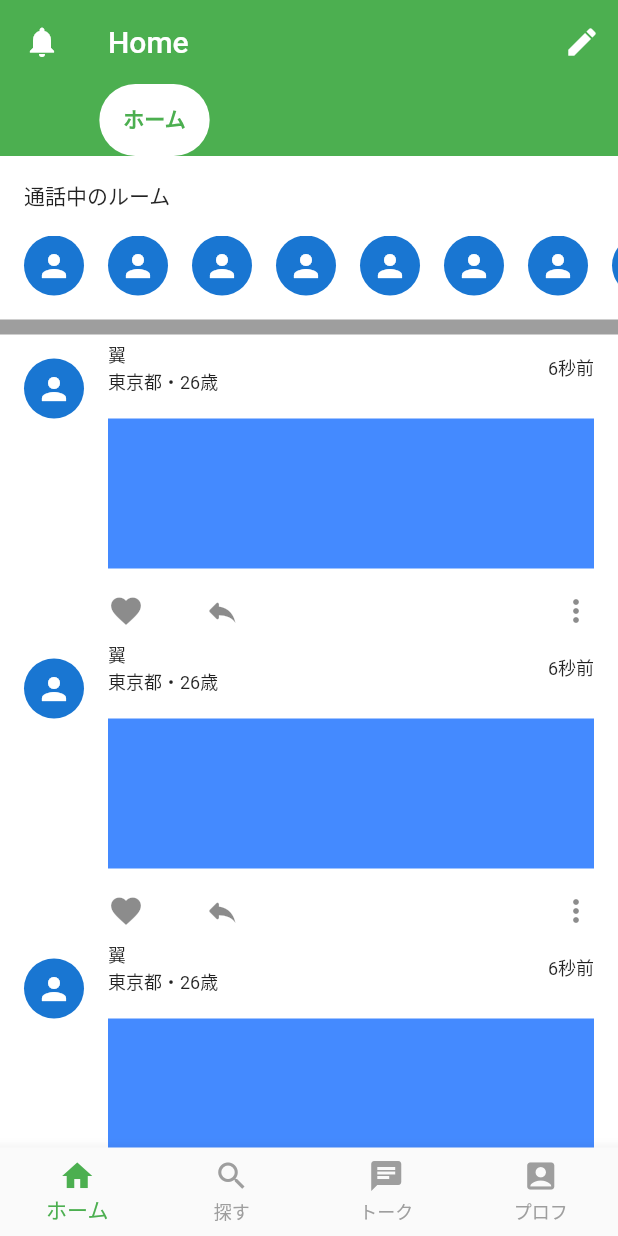
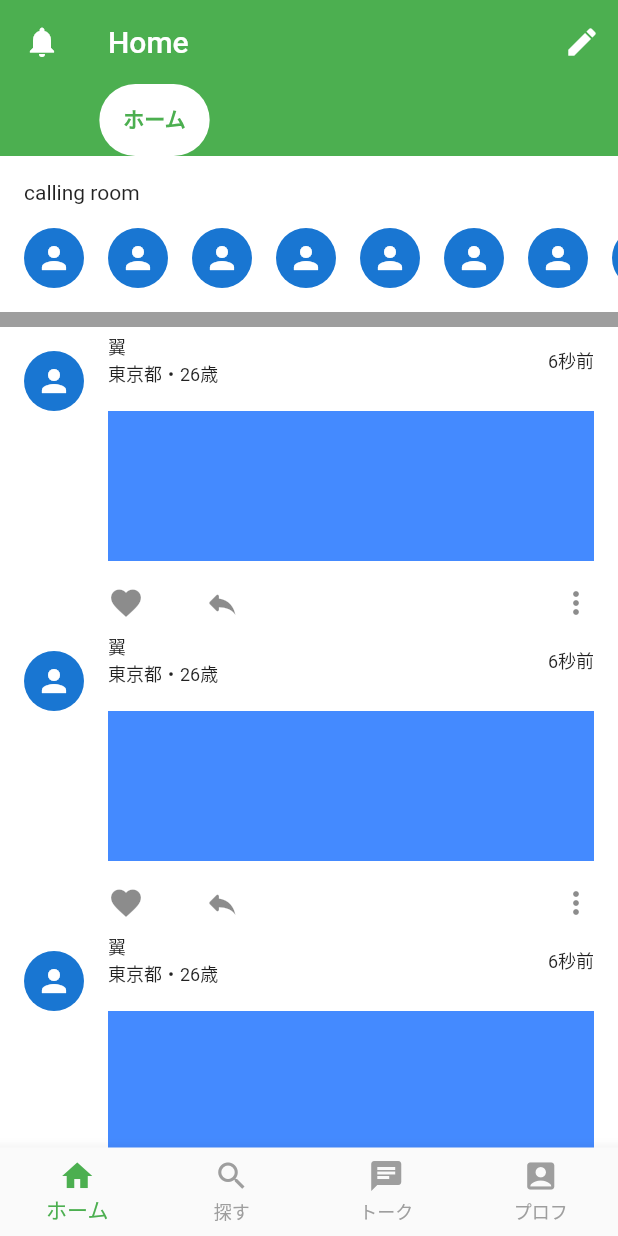
Before and after one commit to tttuuu1234/chat_sample, a Flutter app: the screen it shows after launch, on a phone screen of 412 x 824 dp. Run offline on Flutter 3.47's test engine with Material 2 defaults, Android fonts, the phone set to English and light mode, and no system bars; our stand-ins replace dotted_border, flutter_riverpod, freezed_annotation.

Commit message:
コンポーネント化

```diff
--- a/lib/app.dart
+++ b/lib/app.dart
@@ -1,9 +1,6 @@
-import 'package:chat_sample/generated/l10n.dart';
 import 'package:chat_sample/importer.dart';
 import 'package:chat_sample/ui/pages/root/page.dart';
 import 'package:chat_sample/ui/services/navigator.dart';
-import 'package:chat_sample/ui/styles/color.dart';
-import 'package:chat_sample/ui/styles/size.dart';
 import 'package:flutter_localizations/flutter_localizations.dart';
 
 class App extends ConsumerWidget {
--- a/lib/importer.dart
+++ b/lib/importer.dart
@@ -1,2 +1,6 @@
 export 'package:flutter/material.dart';
 export 'package:flutter_riverpod/flutter_riverpod.dart';
+export 'package:chat_sample/ui/styles/color.dart';
+export 'package:chat_sample/ui/styles/margin.dart';
+export 'package:chat_sample/ui/styles/padding.dart';
+export 'package:chat_sample/generated/l10n.dart';
--- a/lib/l10n/intl_en.arb
+++ b/lib/l10n/intl_en.arb
@@ -1,3 +1,4 @@
 {
-  "homeTitle": "Home"
+  "homeTitle": "Home",
+  "callingRoomLabel": "calling room"
 }
--- a/lib/l10n/intl_ja_JP.arb
+++ b/lib/l10n/intl_ja_JP.arb
@@ -1,3 +1,4 @@
 {
-  "homeTitle": "ホーム"
+  "homeTitle": "ホーム",
+  "callingRoomLabel": "通話中のルーム"
 }
--- /dev/null
+++ b/lib/ui/components/contents_list_area.dart
@@ -0,0 +1,66 @@
+import '../../importer.dart';
+
+class ContentsListArea extends StatelessWidget {
+  const ContentsListArea({
+    super.key,
+  });
+
+  @override
+  Widget build(BuildContext context) {
+    return Column(
+      children: List.generate(
+        20,
+        (index) => ListTile(
+          title: Row(
+            mainAxisAlignment: MainAxisAlignment.spaceBetween,
+            children: [
+              Column(
+                crossAxisAlignment: CrossAxisAlignment.start,
+                children: const [
+                  Text(
+                    '翼',
+                    style: TextStyle(fontSize: 12),
+                  ),
+                  Text(
+                    '東京都・26歳',
+                    style: TextStyle(fontSize: 12),
+                  ),
+                ],
+              ),
+              const Text(
+                '6秒前',
+                style: TextStyle(fontSize: 12),
+              ),
+            ],
+          ),
+          leading: const CircleAvatar(
+            child: Icon(Icons.person),
+          ),
+          subtitle: Column(
+            children: [
+              Container(
+                height: 100,
+                margin: const EdgeInsets.only(top: 16),
+                color: Colors.blueAccent,
+              ),
+              AppVerticalMargin.small,
+              Row(
+                mainAxisAlignment: MainAxisAlignment.spaceBetween,
+                children: [
+                  Row(
+                    children: [
+                      const Icon(Icons.favorite),
+                      AppHorizontalMargin.xLarge,
+                      const Icon(Icons.reply_rounded)
+                    ],
+                  ),
+                  const Icon(Icons.more_vert_sharp),
+                ],
+              )
+            ],
+          ),
+        ),
+      ),
+    );
+  }
+}
--- /dev/null
+++ b/lib/ui/components/line.dart
@@ -0,0 +1,14 @@
+import '../../importer.dart';
+
+class Line extends StatelessWidget {
+  const Line({Key? key}) : super(key: key);
+
+  @override
+  Widget build(BuildContext context) {
+    return Container(
+      width: double.infinity,
+      height: 10,
+      color: AppColor.grey,
+    );
+  }
+}
--- a/lib/ui/components/multi_input_field.dart
+++ b/lib/ui/components/multi_input_field.dart
@@ -1,7 +1,5 @@
-import 'package:chat_sample/ui/styles/padding.dart';
 
 import '../../../importer.dart';
-import '../styles/color.dart';
 
 class MultiInputFiled extends StatelessWidget {
   const MultiInputFiled({
--- /dev/null
+++ b/lib/ui/components/recruitment_row_list_area.dart
@@ -0,0 +1,39 @@
+import '../../importer.dart';
+
+class RecruitmentRowListArea extends StatelessWidget {
+  const RecruitmentRowListArea({
+    super.key,
+    required this.label,
+  });
+
+  final String label;
+
+  @override
+  Widget build(BuildContext context) {
+    return Column(
+      crossAxisAlignment: CrossAxisAlignment.start,
+      children: [
+        Container(
+          margin: const EdgeInsets.only(left: 16),
+          child: Text(label),
+        ),
+        AppVerticalMargin.small,
+        SingleChildScrollView(
+          scrollDirection: Axis.horizontal,
+          child: Row(
+            children: List.generate(
+              20,
+              (index) => Container(
+                margin: const EdgeInsets.only(left: 16),
+                child: const CircleAvatar(
+                  child: Icon(Icons.person),
+                ),
+              ),
+            ),
+          ),
+        ),
+        AppVerticalMargin.small,
+      ],
+    );
+  }
+}
--- a/lib/ui/components/validate_input_filed.dart
+++ b/lib/ui/components/validate_input_filed.dart
@@ -1,7 +1,5 @@
-import 'package:chat_sample/ui/styles/padding.dart';
 
 import '../../../importer.dart';
-import '../styles/color.dart';
 import '../validator/validator.dart';
 
 class ValidateInputFiled extends StatelessWidget {
--- a/lib/ui/pages/home/page.dart
+++ b/lib/ui/pages/home/page.dart
@@ -1,10 +1,9 @@
-import 'package:chat_sample/generated/l10n.dart';
 import 'package:chat_sample/ui/components/basic_layout.dart';
-import 'package:chat_sample/ui/styles/color.dart';
-import 'package:chat_sample/ui/styles/margin.dart';
-import 'package:chat_sample/ui/styles/padding.dart';
+import 'package:chat_sample/ui/components/line.dart';
 
 import '../../../importer.dart';
+import '../../components/contents_list_area.dart';
+import '../../components/recruitment_row_list_area.dart';
 
 class HomePage extends ConsumerWidget {
   const HomePage({super.key});
@@ -56,102 +55,8 @@ class HomePage extends ConsumerWidget {
         ),
         body: TabBarView(
           children: [
-            Scrollbar(
-              child: SingleChildScrollView(
-                child: Padding(
-                  padding: AppPadding.smallVertical,
-                  child: Column(
-                    children: [
-                      Column(
-                        crossAxisAlignment: CrossAxisAlignment.start,
-                        children: [
-                          Container(
-                            margin: const EdgeInsets.only(left: 16),
-                            child: const Text('通話中のルーム'),
-                          ),
-                          AppVerticalMargin.small,
-                          SingleChildScrollView(
-                            scrollDirection: Axis.horizontal,
-                            child: Row(
-                              children: List.generate(
-                                20,
-                                (index) => Container(
-                                  margin: const EdgeInsets.only(left: 16),
-                                  child: const CircleAvatar(
-                                    child: Icon(Icons.person),
-                                  ),
-                                ),
-                              ),
-                            ),
-                          ),
-                          AppVerticalMargin.small,
-                        ],
-                      ),
-                      Container(
-                        width: double.infinity,
-                        height: 10,
-                        color: AppColor.grey,
-                      ),
-                      Column(
-                        children: List.generate(
-                          20,
-                          (index) => ListTile(
-                            title: Row(
-                              mainAxisAlignment: MainAxisAlignment.spaceBetween,
-                              children: [
-                                Column(
-                                  crossAxisAlignment: CrossAxisAlignment.start,
-                                  children: const [
-                                    Text(
-                                      '翼',
-                                      style: TextStyle(fontSize: 12),
-                                    ),
-                                    Text(
-                                      '東京都・26歳',
-                                      style: TextStyle(fontSize: 12),
-                                    ),
-                                  ],
-                                ),
-                                const Text(
-                                  '6秒前',
-                                  style: TextStyle(fontSize: 12),
-                                ),
-                              ],
-                            ),
-                            leading: const CircleAvatar(
-                              child: Icon(Icons.person),
-                            ),
-                            subtitle: Column(
-                              children: [
-                                Container(
-                                  height: 100,
-                                  margin: const EdgeInsets.only(top: 16),
-                                  color: Colors.blueAccent,
-                                ),
-                                AppVerticalMargin.small,
-                                Row(
-                                  mainAxisAlignment:
-                                      MainAxisAlignment.spaceBetween,
-                                  children: [
-                                    Row(
-                                      children: [
-                                        Icon(Icons.favorite),
-                                        AppHorizontalMargin.xLarge,
-                                        Icon(Icons.reply_rounded)
-                                      ],
-                                    ),
-                                    Icon(Icons.more_vert_sharp),
-                                  ],
-                                )
-                              ],
-                            ),
-                          ),
-                        ),
-                      ),
-                    ],
-                  ),
-                ),
-              ),
+            HomeTabBarView(
+              recruitmentLabel: S.of(context).callingRoomLabel,
             ),
             Column(
               children: const [],
@@ -162,3 +67,30 @@ class HomePage extends ConsumerWidget {
     );
   }
 }
+
+class HomeTabBarView extends StatelessWidget {
+  const HomeTabBarView({
+    super.key,
+    required this.recruitmentLabel,
+  });
+
+  final String recruitmentLabel;
+
+  @override
+  Widget build(BuildContext context) {
+    return Scrollbar(
+      child: SingleChildScrollView(
+        child: Padding(
+          padding: AppPadding.smallVertical,
+          child: Column(
+            children: [
+              RecruitmentRowListArea(label: recruitmentLabel),
+              const Line(),
+              const ContentsListArea(),
+            ],
+          ),
+        ),
+      ),
+    );
+  }
+}
--- a/lib/ui/pages/profile/page.dart
+++ b/lib/ui/pages/profile/page.dart
@@ -1,7 +1,4 @@
 import 'package:chat_sample/ui/services/navigator.dart';
-import 'package:chat_sample/ui/styles/color.dart';
-import 'package:chat_sample/ui/styles/margin.dart';
-import 'package:chat_sample/ui/styles/padding.dart';
 
 import '../../../importer.dart';
 import '../profile_edit/page.dart';
@@ -25,7 +22,7 @@ class ProfilePage extends ConsumerWidget {
       body: SingleChildScrollView(
         child: Column(
           children: [
-            Placeholder(),
+            const Placeholder(),
             AppVerticalMargin.small,
             Padding(
               padding: AppPadding.smallHorizontal,
@@ -50,7 +47,7 @@ class ProfilePage extends ConsumerWidget {
                           );
                         },
                         child: Row(
-                          children: [
+                          children: const [
                             Icon(Icons.edit),
                             Text('編集する'),
                           ],
--- a/lib/ui/pages/profile_edit/page.dart
+++ b/lib/ui/pages/profile_edit/page.dart
@@ -1,9 +1,6 @@
 import 'package:chat_sample/providers/master.dart';
 import 'package:chat_sample/ui/components/multi_input_field.dart';
 import 'package:chat_sample/ui/enum/gender.dart';
-import 'package:chat_sample/ui/styles/color.dart';
-import 'package:chat_sample/ui/styles/margin.dart';
-import 'package:chat_sample/ui/styles/padding.dart';
 import 'package:chat_sample/ui/util/modal.dart';
 import 'package:dotted_border/dotted_border.dart';
 
--- a/lib/ui/util/modal.dart
+++ b/lib/ui/util/modal.dart
@@ -2,7 +2,6 @@ import 'package:chat_sample/ui/extension/context.dart';
 import 'package:flutter/cupertino.dart';
 
 import '../../importer.dart';
-import '../styles/color.dart';
 
 class ModalUtil {
   ModalUtil._();
```
Also changed, not shown: lib/generated/intl/messages_en.dart, lib/generated/intl/messages_ja_JP.dart, lib/generated/l10n.dart.
